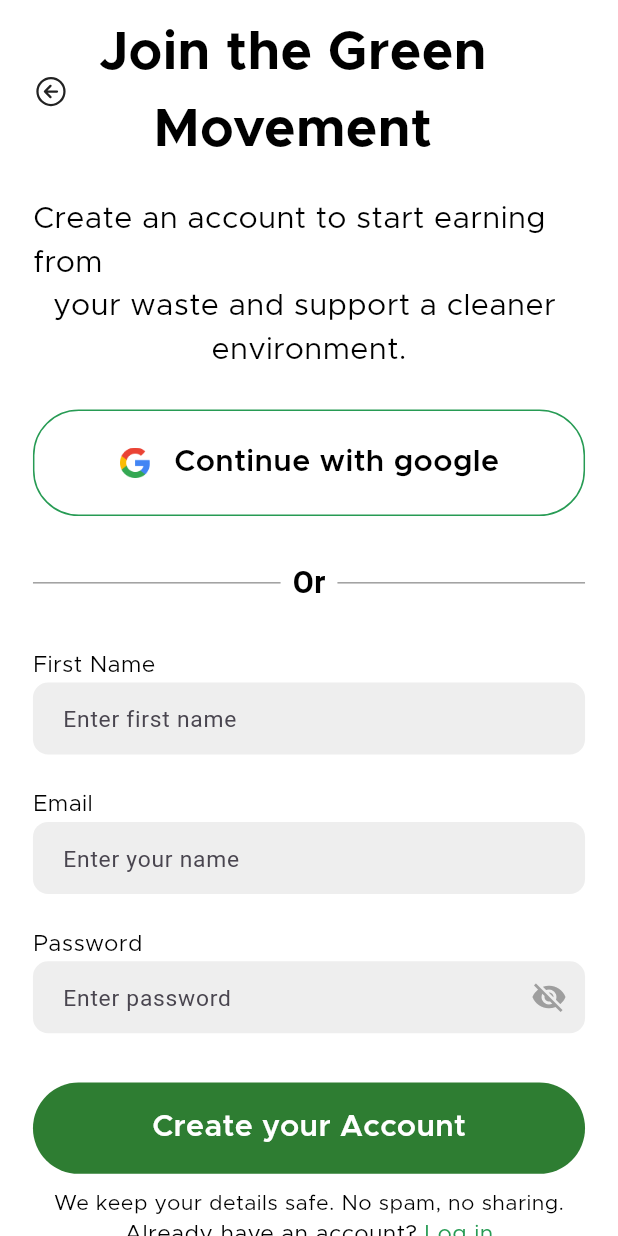
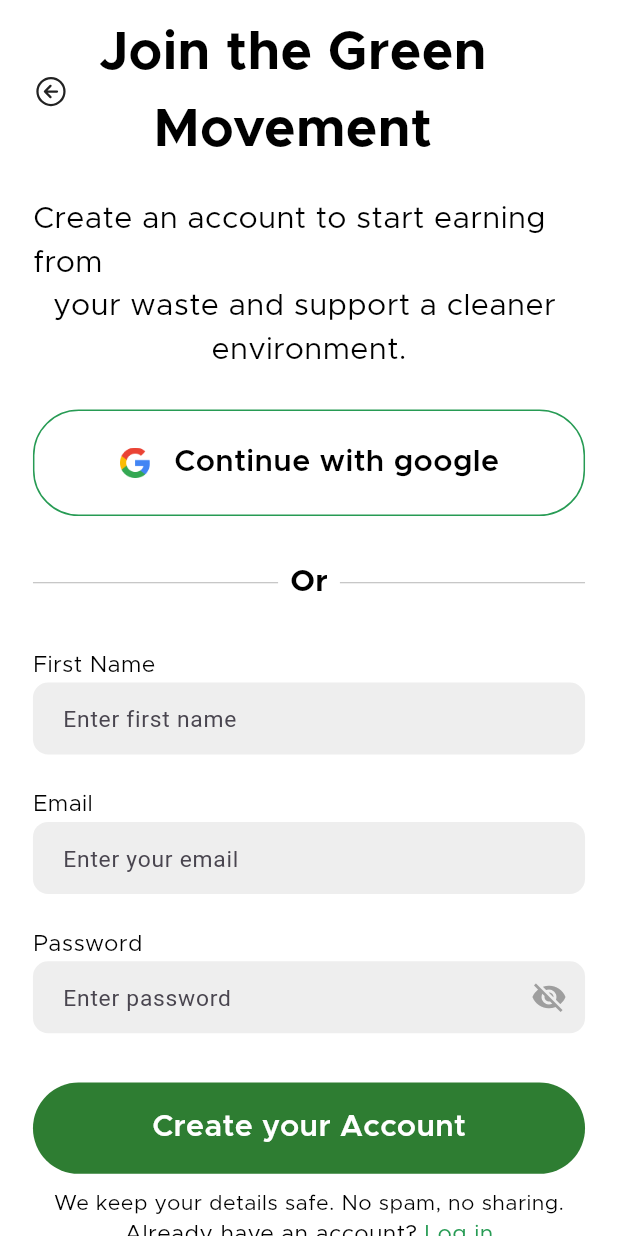
Before and after one commit to noyevate/trash2cash, a Flutter app: the RegisterPage screen opened directly, on a phone screen of 412 x 824 dp. Run offline on Flutter 3.47's test engine with Material 3 defaults, Android fonts, the phone set to English and light mode, and no system bars; our stand-ins replace email_validator, flutter_screenutil, get_storage, ionicons; accounts and stored records are empty.

Commit message:
(Auth): complete auth functionalities

```diff
--- a/lib/features/Auth/presentation/pages/register_page.dart
+++ b/lib/features/Auth/presentation/pages/register_page.dart
@@ -3,6 +3,7 @@ import 'dart:convert';
 import 'package:email_validator/email_validator.dart';
 import 'package:flutter/material.dart';
 import 'package:flutter_screenutil/flutter_screenutil.dart';
+import 'package:get_storage/get_storage.dart';
 import 'package:ionicons/ionicons.dart';
 import 'package:trash2cash/constants/color_extension.dart';
 import 'package:trash2cash/constants/custom_form.dart';
@@ -21,15 +22,19 @@ class RegisterPage extends StatefulWidget {
 }
 
 class _RegisterPageState extends State<RegisterPage> {
+  final box = GetStorage();
 
 
-  // ignore: prefer_final_fields
   bool _passwordVisible = false;
-  final TextEditingController nameTextEditingController = TextEditingController();
-    final TextEditingController emailTextEditingController = TextEditingController();
-    final TextEditingController passwordTextEditingController = TextEditingController();
 
+  bool _isLoading = false;
 
+  final TextEditingController nameTextEditingController =
+      TextEditingController();
+  final TextEditingController emailTextEditingController =
+      TextEditingController();
+  final TextEditingController passwordTextEditingController =
+      TextEditingController();
 
   void _register(BuildContext context) async {
     String name = nameTextEditingController.text.trim();
@@ -38,6 +43,10 @@ class _RegisterPageState extends State<RegisterPage> {
     print(name);
     print(email);
     print(password);
+
+    setState(() {
+      _isLoading = true;
+    });
 
     if (name.isEmpty || email.isEmpty || password.isEmpty) {
       ScaffoldMessenger.of(context).showSnackBar(
@@ -62,12 +71,18 @@ class _RegisterPageState extends State<RegisterPage> {
 
       if (response.statusCode == 200) {
         print(response.body);
+        final data = jsonDecode(response.body);
+        box.write("name", nameTextEditingController.text);
+        box.write("accessToken", data["accessToken"]);
+        box.write("refreshToken", data["refreshToken"]);
         ScaffoldMessenger.of(context).showSnackBar(
           const SnackBar(content: Text("Registration successful ✅")),
         );
-      Navigator.pushReplacement(context, MaterialPageRoute(builder: (_) => Home()));
+        Navigator.pushReplacement(
+            context, MaterialPageRoute(builder: (_) => Home()));
       } else {
-      var errorMsg = jsonDecode(response.body)['message'] ?? "Registration failed";
+        var errorMsg =
+            jsonDecode(response.body)['message'] ?? "Registration failed";
         ScaffoldMessenger.of(context).showSnackBar(
           SnackBar(content: Text(errorMsg)),
         );
@@ -75,15 +90,17 @@ class _RegisterPageState extends State<RegisterPage> {
     } catch (e) {
       print(e);
       ScaffoldMessenger.of(context).showSnackBar(
-
         SnackBar(content: Text("Error: $e")),
       );
+    } finally {
+      setState(() {
+        _isLoading = false;
+      });
     }
   }
 
   @override
   Widget build(BuildContext context) {
-
     return GestureDetector(
       onTap: () {
         FocusScope.of(context).unfocus();
@@ -186,16 +203,17 @@ class _RegisterPageState extends State<RegisterPage> {
                     Expanded(
                       child: Divider(
                         color: Colors.grey,
-                        thickness: 1,
+                        thickness: 0.5,
                       ),
                     ),
                     Padding(
                       padding: const EdgeInsets.symmetric(horizontal: 8.0),
-                      child: Text(
-                        "Or",
+                      child: RText(
+                        title: "Or",
                         style: TextStyle(
                           color: Colors.black,
-                          fontSize: 20.sp, // or 20.sp if you're using ScreenUtil
+                          fontSize:
+                              20.sp, // or 20.sp if you're using ScreenUtil
                           fontWeight: FontWeight.bold,
                         ),
                       ),
@@ -203,7 +221,7 @@ class _RegisterPageState extends State<RegisterPage> {
                     Expanded(
                       child: Divider(
                         color: Colors.grey,
-                        thickness: 1,
+                        thickness: 0.5,
                       ),
                     ),
                   ],
@@ -240,7 +258,7 @@ class _RegisterPageState extends State<RegisterPage> {
                     CustomForm(
                       darkTheme: false,
                       prefixIcon: null,
-                  hintText: "Enter your name",
+                      hintText: "Enter your email",
                       controller: emailTextEditingController,
                       validator: (text) {
                         if (text == null || text.isEmpty) {
@@ -275,18 +293,16 @@ class _RegisterPageState extends State<RegisterPage> {
                           });
                         },
                         icon: Icon(
-                      _passwordVisible ? Icons.visibility : Icons.visibility_off,
+                          _passwordVisible
+                              ? Icons.visibility
+                              : Icons.visibility_off,
                           color: Colors.grey,
                         ),
                       ),
                     ),
                     20.l,
                     GestureDetector(
-                  onTap: () {
-                   _register(context);
-
-                    print(passwordTextEditingController.text);
-                  },
+                      onTap: _isLoading ? null : () => _register(context),
                       child: Container(
                         height: 60.h,
                         width: double.infinity,
@@ -294,35 +310,42 @@ class _RegisterPageState extends State<RegisterPage> {
                             color: Color(0xff2E7D32),
                             borderRadius: BorderRadius.circular(30.r)),
                         child: Center(
-                      child: RText(
+                          child: _isLoading
+          ? SizedBox(
+              height: 24,
+              width: 24,
+              child: CircularProgressIndicator(
+                color: Colors.white,
+                strokeWidth: 2,
+              ),
+            )
+          : RText(
               title: "Create your Account",
               style: TextStyle(
                 fontSize: 20.sp,
                 color: Colors.white,
-                            fontWeight: FontWeight.w600),
+                fontWeight: FontWeight.w600,
               ),
             ),
                         ),
                       ),
-
-
-
-
+                    ),
                   ],
                 ),
-
                 10.l,
                 RText(
                     title: "We keep your details safe. No spam, no sharing.",
                     style: TextStyle(color: Colors.black, fontSize: 14.sp)),
-
                 Center(
                   child: Row(
                     mainAxisSize: MainAxisSize.min,
                     children: [
                       RText(
                           title: "Already have an account? ",
-                          style: TextStyle(color: Colors.black, fontSize: 15.sp, fontWeight: FontWeight.w400)),
+                          style: TextStyle(
+                              color: Colors.black,
+                              fontSize: 15.sp,
+                              fontWeight: FontWeight.w400)),
                       GestureDetector(
                         onTap: () {
                           Navigator.push(
@@ -333,13 +356,12 @@ class _RegisterPageState extends State<RegisterPage> {
                         },
                         child: RText(
                             title: "Log in",
-                            style: TextStyle(color: Tcolor.PrimaryGreen, fontSize: 15.sp)),
+                            style: TextStyle(
+                                color: Tcolor.PrimaryGreen, fontSize: 15.sp)),
                       ),
                     ],
                   ),
                 ),
-
-
                 10.l,
               ],
             ),
--- a/lib/features/home_user/presentation/pages/bottom_nav_pages/dashbord.dart
+++ b/lib/features/home_user/presentation/pages/bottom_nav_pages/dashbord.dart
@@ -1,5 +1,6 @@
 import 'package:flutter/material.dart';
 import 'package:flutter_screenutil/flutter_screenutil.dart';
+import 'package:get_storage/get_storage.dart';
 import 'package:trash2cash/constants/space_exs.dart';
 import 'package:trash2cash/features/home_user/presentation/pages/widgets/balance_card.dart';
 import 'package:trash2cash/features/home_user/presentation/pages/widgets/custom_appbar.dart';
@@ -10,6 +11,7 @@ class Dashbord extends StatelessWidget {
 
   @override
   Widget build(BuildContext context) {
+    final box = GetStorage();
     return Scaffold(
       backgroundColor: Colors.white,
       // appBar: PreferredSize(preferredSize: Size.fromHeight(550.h), child: CustomAppbar()),
@@ -18,7 +20,7 @@ class Dashbord extends StatelessWidget {
         padding: EdgeInsets.only(left: 15.w, right: 15.w, top: 10.h),
         child: Column(
           children: [
-            CustomAppbar(),
+            CustomAppbar(name: box.read("name") ?? "",),
             20.l,
             BalanceCard(),
 
--- a/lib/features/home_user/presentation/pages/widgets/create_list_appbar.dart
+++ b/lib/features/home_user/presentation/pages/widgets/create_list_appbar.dart
@@ -21,7 +21,7 @@ class CreateListAppbar extends StatelessWidget {
           Row(
             children: [
               IconButton(onPressed: () {
-
+                Navigator.pop(context);
               }, icon: Icon(Ionicons.arrow_back_circle_outline)),
               RText(title: "Create Your Waste List", style: TextStyle(color: Colors.black, fontSize: 24.sp, fontWeight: FontWeight.w600)),
 
--- a/lib/features/home_user/presentation/pages/widgets/custom_appbar.dart
+++ b/lib/features/home_user/presentation/pages/widgets/custom_appbar.dart
@@ -5,7 +5,9 @@ import 'package:trash2cash/constants/r_text.dart';
 import 'package:trash2cash/constants/space_exs.dart';
 
 class CustomAppbar extends StatelessWidget {
-  const CustomAppbar({super.key});
+  const CustomAppbar({super.key, required this.name});
+
+  final String name;
 
   @override
   Widget build(BuildContext context) {
@@ -28,7 +30,7 @@ class CustomAppbar extends StatelessWidget {
                                 fontSize: 15.sp,
                                 fontWeight: FontWeight.w500)),
                                 RText(
-                            title: "Emmanuel",
+                            title: name,
                             style: TextStyle(
                                 color: Colors.black,
                                 fontSize: 15.sp,
--- a/pubspec.yaml
+++ b/pubspec.yaml
@@ -42,6 +42,8 @@ dependencies:
   ionicons: ^0.2.2
   fluttertoast: ^8.2.12
   get_storage: ^2.1.1
+  image_picker: ^1.2.0
+  intl: ^0.20.2
 
 dev_dependencies:
   flutter_test:
```
Also changed, not shown: lib/features/Auth/presentation/pages/login_with_mail.dart (+53 -29 lines), lib/features/home_user/presentation/pages/widgets/balance_card.dart (+7 -2 lines), pubspec.lock, 5 other files. Lines whose indentation alone changed are shown as unchanged.
